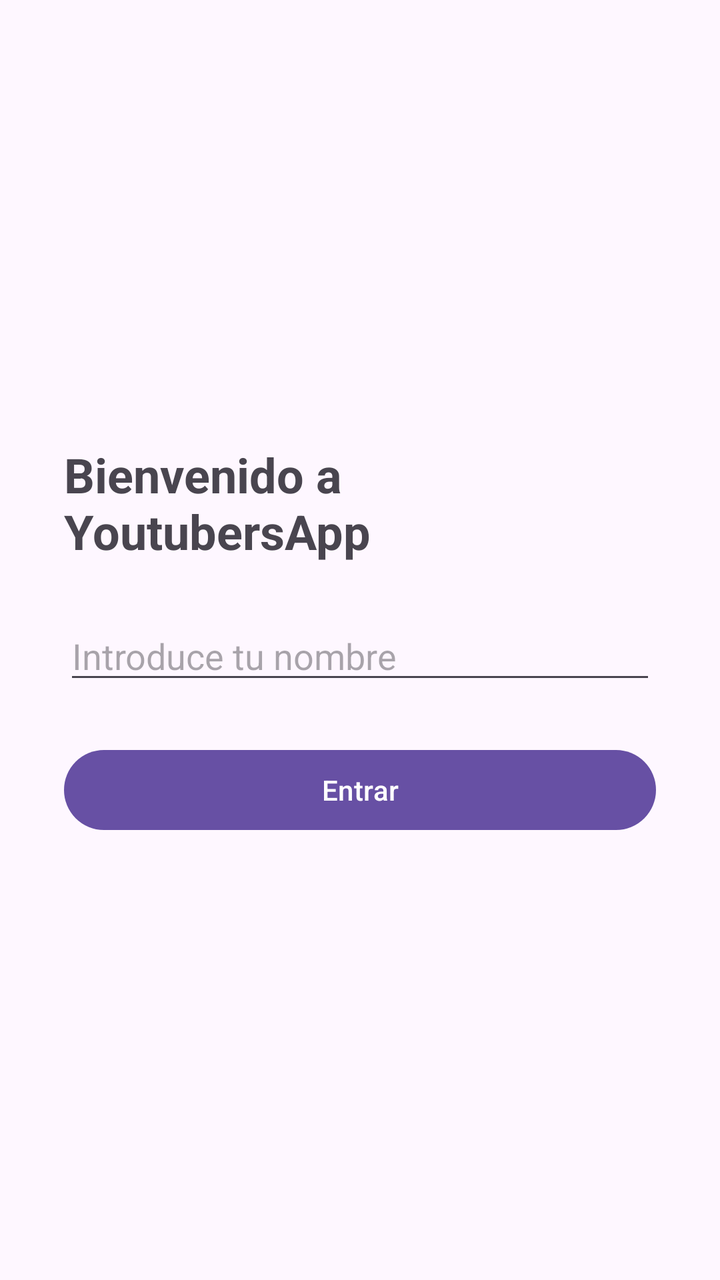
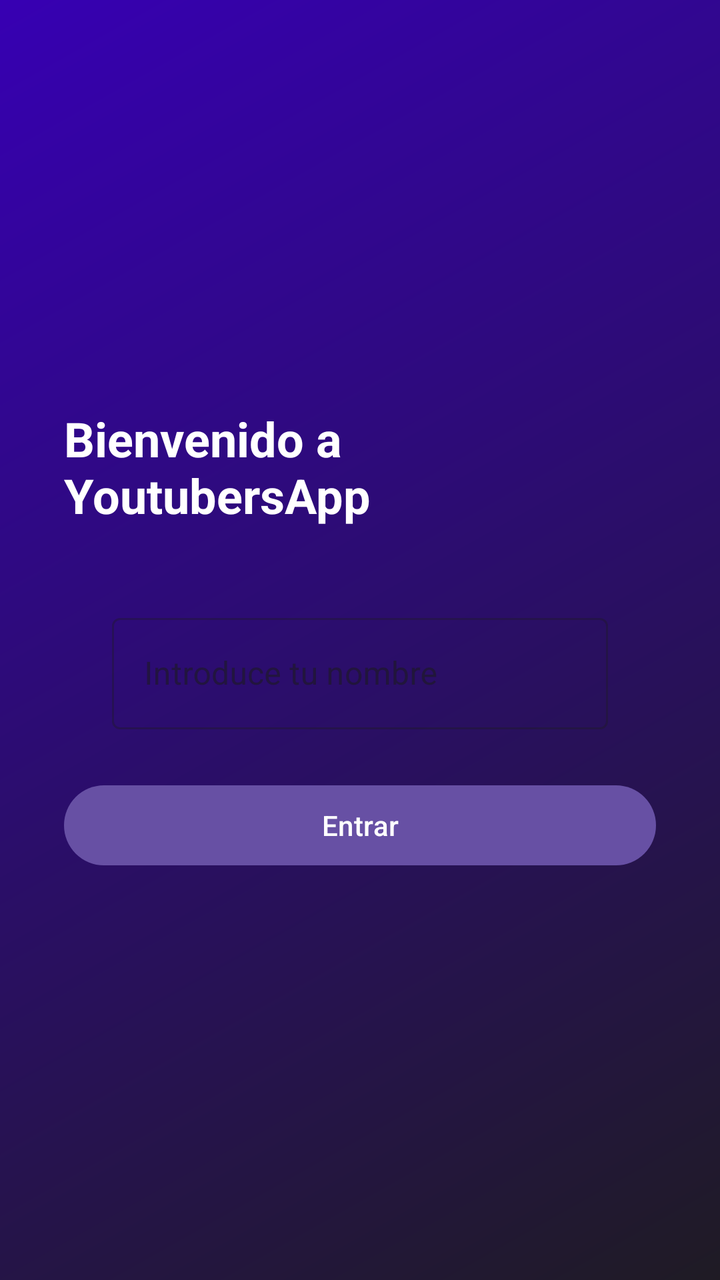

An Android layout rendered at two revisions. The XML below is the earlier revision; the diff shows what the commit changed to produce the second picture.
<!-- AndroidManifest.xml: application theme Theme.YoutubersApp -->
<!-- res/layout/activity_login.xml -->
<?xml version="1.0" encoding="utf-8"?>
<LinearLayout xmlns:android="http://schemas.android.com/apk/res/android"
    android:orientation="vertical"
    android:layout_width="match_parent"
    android:layout_height="match_parent"
    android:gravity="center"
    android:padding="32dp">

    <TextView
        android:layout_width="wrap_content"
        android:layout_height="wrap_content"
        android:text="Bienvenido a YoutubersApp"
        android:textSize="24sp"
        android:textStyle="bold"
        android:layout_marginBottom="24dp"/>

    <EditText
        android:id="@+id/etNombreusuario"
        android:layout_width="match_parent"
        android:layout_height="wrap_content"
        android:hint="Introduce tu nombre"
        android:inputType="textPersonName"
        android:layout_marginBottom="24dp"/>

    <Button
        android:id="@+id/btnEntrar"
        android:layout_width="match_parent"
        android:layout_height="wrap_content"
        android:text="Entrar" />

</LinearLayout>
<!-- resources referenced by this layout -->
<resources>
  <style name="Theme.YoutubersApp" parent="Base.Theme.YoutubersApp" />
  <style name="Base.Theme.YoutubersApp" parent="Theme.Material3.DayNight.NoActionBar">
          
          
      </style>
</resources>

<!-- the commit's change to res/layout/activity_login.xml (unified diff, before → after) -->
@@ -3,6 +3,7 @@
     android:orientation="vertical"
     android:layout_width="match_parent"
     android:layout_height="match_parent"
+    android:background="@drawable/fondo_degradado"
     android:gravity="center"
     android:padding="32dp">
 
@@ -12,20 +13,32 @@
         android:text="Bienvenido a YoutubersApp"
         android:textSize="24sp"
         android:textStyle="bold"
+        android:textColor="@android:color/white"
         android:layout_marginBottom="24dp"/>
 
-    <EditText
-        android:id="@+id/etNombreusuario"
+    <com.google.android.material.textfield.TextInputLayout
+        android:id="@+id/tilNombreUsuario"
+        style="@style/Widget.MaterialComponents.TextInputLayout.OutlinedBox"
         android:layout_width="match_parent"
         android:layout_height="wrap_content"
-        android:hint="Introduce tu nombre"
-        android:inputType="textPersonName"
-        android:layout_marginBottom="24dp"/>
+        android:layout_marginHorizontal="24dp"
+        android:layout_marginTop="16dp"
+        android:hint="Introduce tu nombre">
+
+        <com.google.android.material.textfield.TextInputEditText
+            android:id="@+id/etNombreusuario"
+            android:layout_width="match_parent"
+            android:layout_height="wrap_content"
+            android:inputType="textPersonName"
+            android:maxLines="1" />
+
+    </com.google.android.material.textfield.TextInputLayout>
 
     <Button
         android:id="@+id/btnEntrar"
         android:layout_width="match_parent"
         android:layout_height="wrap_content"
+        android:layout_marginTop="24dp"
         android:text="Entrar" />
 
 </LinearLayout>
<!-- resource entries referenced after the edit -->
@@ -1,5 +1,15 @@
 <!-- resources referenced by this layout -->
 <resources>
+  <!-- drawable fondo_degradado (drawable) -->
+  <?xml version="1.0" encoding="utf-8"?>
+  <shape xmlns:android="http://schemas.android.com/apk/res/android"
+      android:shape="rectangle">
+      <gradient
+          android:angle="135"
+          android:startColor="#1F1B24"
+          android:endColor="#3700B3"
+          android:type="linear" />
+  </shape>
   <style name="Theme.YoutubersApp" parent="Base.Theme.YoutubersApp" />
   <style name="Base.Theme.YoutubersApp" parent="Theme.Material3.DayNight.NoActionBar">
           
